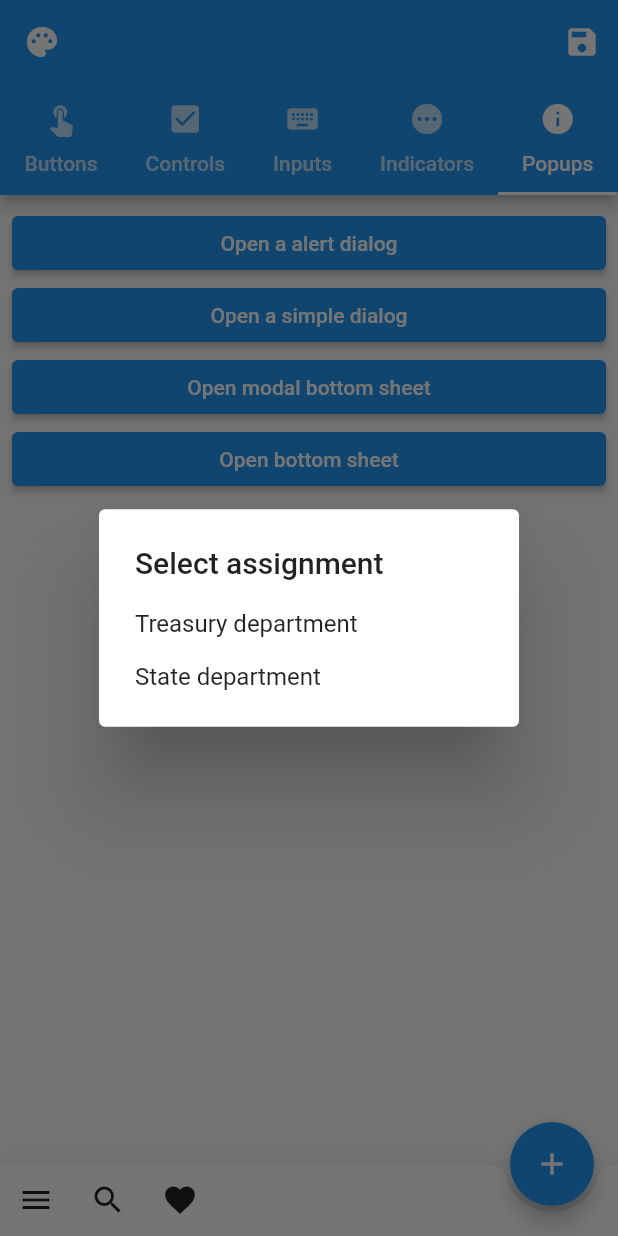
After one commit to shilangyu/theme_customizer, a Flutter app: the screen it shows after launch, tab 5 chosen, after a tap on "Open a simple dialog", on a phone screen of 412 x 824 dp. The commit adds this screen. Run offline on Flutter 3.47's test engine with Material 2 defaults, Android fonts, the phone set to English and light mode, and no system bars; our stand-ins replace flutter_colorpicker.

Commit message:
Add popups preview

```diff
--- a/lib/src/custom_theme_picker.dart
+++ b/lib/src/custom_theme_picker.dart
@@ -5,6 +5,7 @@ import 'package:theme_customizer/src/preview/buttons_preview_tab.dart';
 import 'package:theme_customizer/src/preview/controls_preview_tab.dart';
 import 'package:theme_customizer/src/preview/indicators_preview_tab.dart';
 import 'package:theme_customizer/src/preview/inputs_preview_tab.dart';
+import 'package:theme_customizer/src/preview/popups_preview_tab.dart';
 import 'package:theme_customizer/src/preview/preview_tab.dart';
 
 import 'custom_theme.dart';
@@ -21,6 +22,7 @@ class CustomThemePicker extends StatelessWidget {
     ControlsPreviewTab(),
     InputsPreviewTab(),
     IndicatorsPreviewTab(),
+    PopupsPreviewTab(),
   ];
   final List<EditSection> _editSections = [
     ColorEditSection(),
@@ -55,6 +57,7 @@ class CustomThemePicker extends StatelessWidget {
                     ),
                   ],
                   bottom: TabBar(
+                    isScrollable: true,
                     tabs: [
                       for (final tab in _previewTabs)
                         Tab(
--- /dev/null
+++ b/lib/src/preview/popups_preview_tab.dart
@@ -0,0 +1,115 @@
+import 'package:flutter/material.dart';
+
+import 'preview_tab.dart';
+
+class PopupsPreviewTab extends StatelessWidget implements PreviewTab {
+  @override
+  IconData get icon => Icons.info;
+
+  @override
+  String get title => 'Popups';
+
+  @override
+  Widget build(BuildContext context) {
+    return ListView(
+      padding: EdgeInsets.all(8),
+      children: [
+        ElevatedButton(
+          onPressed: () {
+            showDialog<void>(
+              context: context,
+              builder: (context) {
+                return AlertDialog(
+                  title: Text('AlertDialog Title'),
+                  content: SingleChildScrollView(
+                    child: ListBody(
+                      children: [
+                        Text('This is a demo alert dialog.'),
+                        Text('Would you like to approve of this message?'),
+                      ],
+                    ),
+                  ),
+                  actions: [
+                    TextButton(
+                      child: Text('Approve'),
+                      onPressed: () {
+                        Navigator.of(context).pop();
+                      },
+                    ),
+                  ],
+                );
+              },
+            );
+          },
+          child: Text('Open a alert dialog'),
+        ),
+        ElevatedButton(
+          onPressed: () {
+            showDialog<void>(
+              context: context,
+              builder: (context) {
+                return SimpleDialog(
+                  title: const Text('Select assignment'),
+                  children: <Widget>[
+                    SimpleDialogOption(
+                      onPressed: () {
+                        Navigator.of(context).pop();
+                      },
+                      child: const Text('Treasury department'),
+                    ),
+                    SimpleDialogOption(
+                      onPressed: () {
+                        Navigator.of(context).pop();
+                      },
+                      child: const Text('State department'),
+                    ),
+                  ],
+                );
+              },
+            );
+          },
+          child: Text('Open a simple dialog'),
+        ),
+        ElevatedButton(
+          onPressed: () {
+            showModalBottomSheet<void>(
+              context: context,
+              builder: (context) {
+                return Column(
+                  mainAxisAlignment: MainAxisAlignment.spaceAround,
+                  children: <Widget>[
+                    Text('hello'),
+                    Text('there'),
+                  ],
+                );
+              },
+            );
+          },
+          child: Text('Open modal bottom sheet'),
+        ),
+        ElevatedButton(
+          onPressed: () {
+            showBottomSheet<void>(
+              context: context,
+              builder: (context) {
+                return Container(
+                  height: 200,
+                  child: Center(
+                    child: Column(
+                      mainAxisAlignment: MainAxisAlignment.spaceAround,
+                      children: <Widget>[
+                        Text('hello'),
+                        Text('there'),
+                      ],
+                    ),
+                  ),
+                );
+              },
+            );
+          },
+          child: Text('Open bottom sheet'),
+        ),
+      ],
+    );
+  }
+}
```
